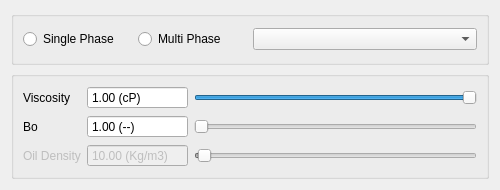
Above: src/apps/simulator/fluid_module/fluid_widget_form.ui from jdms/rrm before the change. Below: the same form after it.
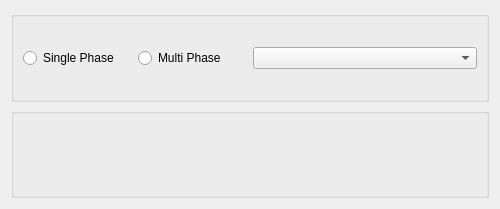
That is the form after the change.

Commit message: Testing Fluid Module

```diff
--- a/src/apps/simulator/fluid_module/fluid_widget_form.ui
+++ b/src/apps/simulator/fluid_module/fluid_widget_form.ui
@@ -7,7 +7,7 @@
     <x>0</x>
     <y>0</y>
     <width>500</width>
-    <height>190</height>
+    <height>209</height>
    </rect>
   </property>
   <property name="sizePolicy">
@@ -61,146 +61,7 @@
      <property name="title">
       <string/>
      </property>
-     <layout class="QGridLayout" name="gridLayout_4">
-      <item row="1" column="1">
-       <widget class="QDoubleSpinBox" name="doubleSpinBox_Fluid_Bo_">
-        <property name="buttonSymbols">
-         <enum>QAbstractSpinBox::NoButtons</enum>
-        </property>
-        <property name="suffix">
-         <string> (--)</string>
-        </property>
-        <property name="minimum">
-         <double>1.000000000000000</double>
-        </property>
-        <property name="maximum">
-         <double>100.000000000000000</double>
-        </property>
-       </widget>
-      </item>
-      <item row="0" column="2">
-       <widget class="QSlider" name="horizontalSlider_Viscosity_">
-        <property name="minimum">
-         <number>-1</number>
-        </property>
-        <property name="maximum">
-         <number>100</number>
-        </property>
-        <property name="value">
-         <number>100</number>
-        </property>
-        <property name="orientation">
-         <enum>Qt::Horizontal</enum>
-        </property>
-       </widget>
-      </item>
-      <item row="1" column="2">
-       <widget class="QSlider" name="horizontalSlider_Bo_">
-        <property name="minimum">
-         <number>1</number>
-        </property>
-        <property name="maximum">
-         <number>100</number>
-        </property>
-        <property name="orientation">
-         <enum>Qt::Horizontal</enum>
-        </property>
-       </widget>
-      </item>
-      <item row="0" column="1">
-       <widget class="QDoubleSpinBox" name="doubleSpinBox_Region_Viscosity_">
-        <property name="readOnly">
-         <bool>false</bool>
-        </property>
-        <property name="buttonSymbols">
-         <enum>QAbstractSpinBox::NoButtons</enum>
-        </property>
-        <property name="suffix">
-         <string> (cP)</string>
-        </property>
-        <property name="minimum">
-         <double>0.100000000000000</double>
-        </property>
-        <property name="maximum">
-         <double>10.000000000000000</double>
-        </property>
-        <property name="singleStep">
-         <double>0.100000000000000</double>
-        </property>
-        <property name="value">
-         <double>1.000000000000000</double>
-        </property>
-       </widget>
-      </item>
-      <item row="0" column="0">
-       <widget class="QLabel" name="label_Region_Viscosity_">
-        <property name="text">
-         <string>Viscosity</string>
-        </property>
-       </widget>
-      </item>
-      <item row="1" column="0">
-       <widget class="QLabel" name="label_Fluid_Bo_">
-        <property name="text">
-         <string>Bo</string>
-        </property>
-       </widget>
-      </item>
-      <item row="2" column="0">
-       <widget class="QLabel" name="label_Fluid_OilDensity_">
-        <property name="enabled">
-         <bool>false</bool>
-        </property>
-        <property name="text">
-         <string>Oil Density</string>
-        </property>
-       </widget>
-      </item>
-      <item row="2" column="1">
-       <widget class="QDoubleSpinBox" name="doubleSpinBox_Fluid_OilDensity_">
-        <property name="enabled">
-         <bool>false</bool>
-        </property>
-        <property name="buttonSymbols">
-         <enum>QAbstractSpinBox::NoButtons</enum>
-        </property>
-        <property name="suffix">
-         <string> (Kg/m3)</string>
-        </property>
-        <property name="decimals">
-         <number>2</number>
-        </property>
-        <property name="minimum">
-         <double>0.000000000000000</double>
-        </property>
-        <property name="maximum">
-         <double>2000.000000000000000</double>
-        </property>
-        <property name="value">
-         <double>10.000000000000000</double>
-        </property>
-       </widget>
-      </item>
-      <item row="2" column="2">
-       <widget class="QSlider" name="horizontalSlider_Fluid_OilDensity_">
-        <property name="enabled">
-         <bool>false</bool>
-        </property>
-        <property name="minimum">
-         <number>0</number>
-        </property>
-        <property name="maximum">
-         <number>2000</number>
-        </property>
-        <property name="value">
-         <number>23</number>
-        </property>
-        <property name="orientation">
-         <enum>Qt::Horizontal</enum>
-        </property>
-       </widget>
-      </item>
-     </layout>
+     <layout class="QGridLayout" name="gridLayout_"/>
     </widget>
    </item>
   </layout>
```
Left out of the diff: 2 changed lines with no effect on the pictures. The commit also changes 9 other files.
